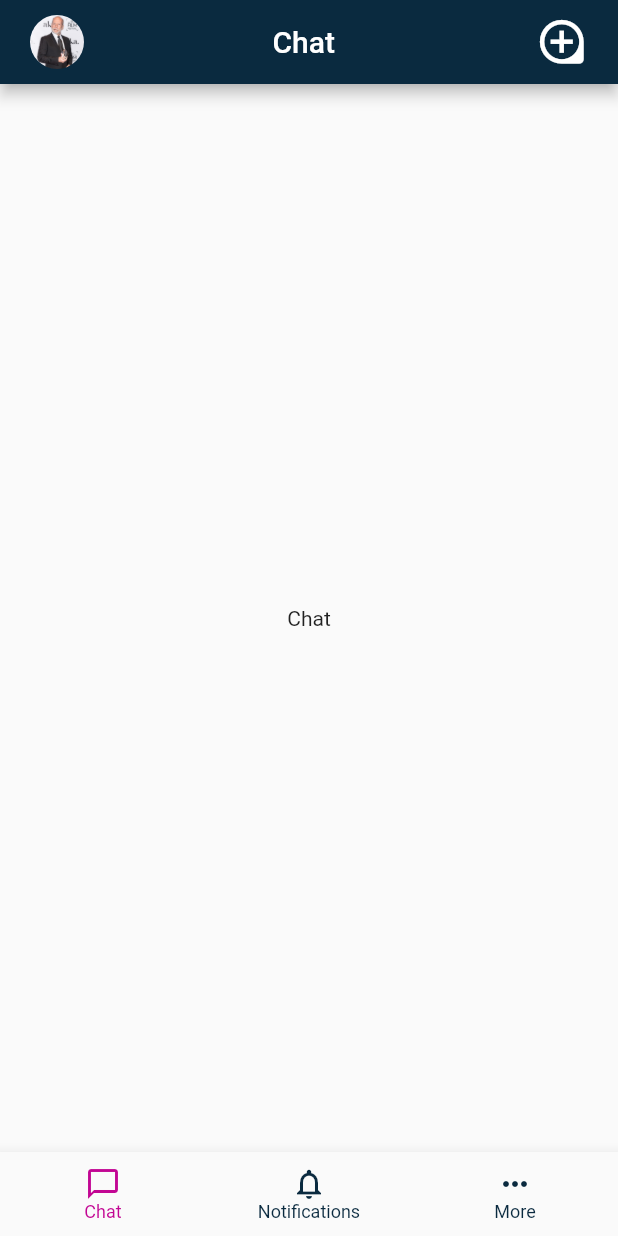
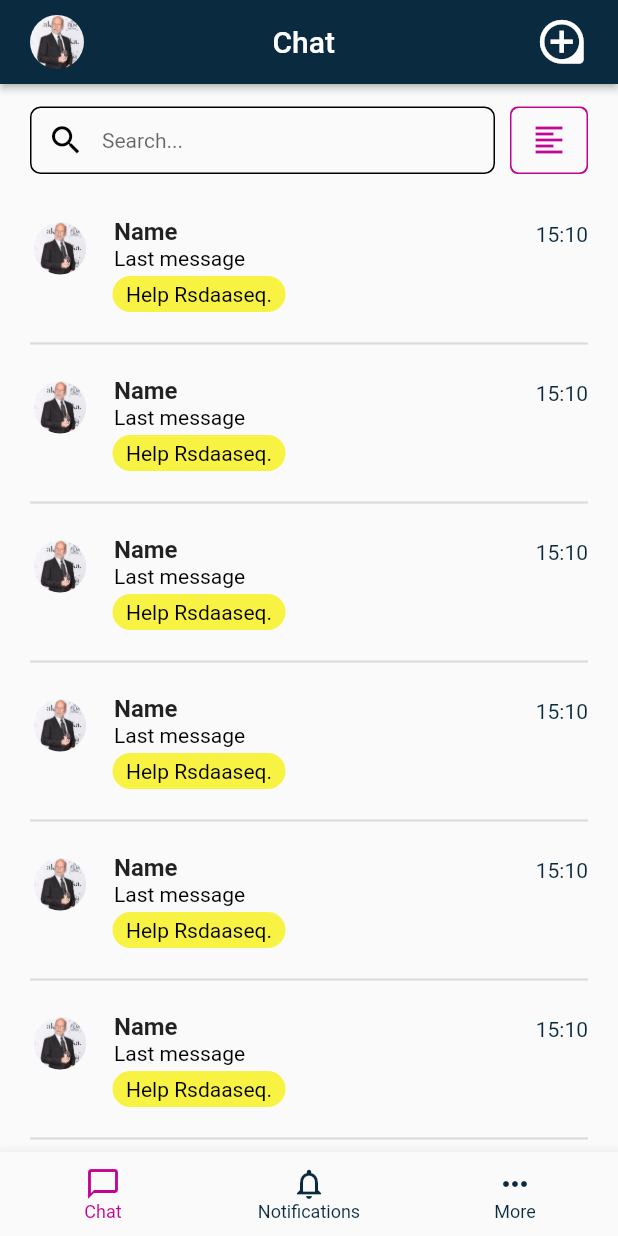
Before and after one commit to Viacheslav12345/chat_screen, a Flutter app: the screen it shows after launch, on a phone screen of 412 x 824 dp. Run offline on Flutter 3.47's test engine with Material 2 defaults, Android fonts, the phone set to English and light mode, and no system bars.

Commit message:
Added ChatListTile and Search widgets

```diff
--- /dev/null
+++ b/lib/appColors.dart
@@ -0,0 +1,23 @@
+import 'package:flutter/material.dart';
+
+abstract class AppColors {
+  static const primaryColor = MaterialColor(
+    0xFF0A2A3F,
+    <int, Color>{
+      50: Color.fromRGBO(10, 42, 63, 0),
+      100: Color.fromRGBO(10, 42, 63, 0),
+      200: Color.fromRGBO(10, 42, 63, 0),
+      300: Color.fromRGBO(10, 42, 63, 0),
+      400: Color.fromRGBO(10, 42, 63, 0),
+      500: Color.fromRGBO(10, 42, 63, 0),
+      600: Color.fromRGBO(10, 42, 63, 0),
+      700: Color.fromRGBO(10, 42, 63, 0),
+      800: Color.fromRGBO(10, 42, 63, 0),
+      900: Color.fromRGBO(10, 42, 63, 0),
+    },
+  );
+  static const roseColors = Color.fromARGB(255, 194, 6, 147);
+  static const roleColorOne = Color(0xFFe66877);
+  static const roleColorTwo = Color(0xFFf8f243);
+  static const roleColorThree = Color(0xFF5a5a5a);
+}
--- /dev/null
+++ b/lib/chat_list_widget.dart
@@ -0,0 +1,94 @@
+import 'package:chat_screen/appColors.dart';
+import 'package:flutter/material.dart';
+
+class ChatWidget extends StatelessWidget {
+  const ChatWidget({Key? key}) : super(key: key);
+
+  @override
+  Widget build(BuildContext context) {
+    return Expanded(
+      child: ListView.builder(
+          itemCount: 30,
+          itemBuilder: (BuildContext context, int index) {
+            return Padding(
+              padding: const EdgeInsets.symmetric(horizontal: 20),
+              child: Column(
+                children: [
+                  ListTile(
+                    contentPadding: const EdgeInsets.symmetric(vertical: 10),
+                    leading: Container(
+                      constraints:
+                          const BoxConstraints(minWidth: 40, maxWidth: 40),
+                      height: double.infinity,
+                      child: Align(
+                        alignment: Alignment.topCenter,
+                        child: Container(
+                          width: 35,
+                          height: 35,
+                          decoration: BoxDecoration(
+                            borderRadius: BorderRadius.circular(20),
+                            image: DecorationImage(
+                                image: Image.asset('assets/images/b_uil.jpg')
+                                    .image,
+                                alignment: Alignment.topCenter,
+                                fit: BoxFit.cover),
+                          ),
+                        ),
+                      ),
+                    ),
+                    title: const Text(
+                      'Name',
+                      style: TextStyle(fontWeight: FontWeight.bold),
+                    ),
+                    subtitle: Column(
+                      crossAxisAlignment: CrossAxisAlignment.start,
+                      children: [
+                        const Text(
+                          'Last message',
+                          style: TextStyle(
+                              fontWeight: FontWeight.w400, color: Colors.black),
+                        ),
+                        const SizedBox(height: 5),
+                        Container(
+                          height: 22,
+                          decoration: BoxDecoration(
+                            boxShadow: const [
+                              BoxShadow(
+                                color: AppColors.roleColorTwo,
+                                spreadRadius: 1,
+                              ),
+                            ],
+                            borderRadius: BorderRadius.circular(20),
+                          ),
+                          child: const Padding(
+                            padding: EdgeInsets.symmetric(
+                                horizontal: 8.0, vertical: 3),
+                            child: Text(
+                              'Help Rsdaaseq.',
+                              style: TextStyle(color: Colors.black),
+                            ),
+                          ),
+                        )
+                      ],
+                    ),
+                    trailing: const SizedBox(
+                      height: double.infinity,
+                      // constraints: BoxConstraints(),
+                      child: Text(
+                        '15:10',
+                        style: TextStyle(
+                            fontWeight: FontWeight.w400,
+                            color: AppColors.primaryColor),
+                      ),
+                    ),
+                  ),
+                  const Divider(
+                    thickness: 1.5,
+                  )
+                ],
+              ),
+            );
+          }),
+    );
+  }
+}
--- a/lib/main.dart
+++ b/lib/main.dart
@@ -1,3 +1,6 @@
+import 'package:chat_screen/appColors.dart';
+import 'package:chat_screen/chat_list_widget.dart';
+import 'package:chat_screen/search_settings_widget.dart';
 import 'package:flutter/material.dart';
 
 void main() {
@@ -11,23 +14,9 @@ class MyApp extends StatelessWidget {
     return MaterialApp(
       title: 'Chat',
       theme: ThemeData(
-        primarySwatch: const MaterialColor(
-          0xFF0A2A3F,
-          <int, Color>{
-            50: Color.fromRGBO(10, 42, 63, 0),
-            100: Color.fromRGBO(10, 42, 63, 0),
-            200: Color.fromRGBO(10, 42, 63, 0),
-            300: Color.fromRGBO(10, 42, 63, 0),
-            400: Color.fromRGBO(10, 42, 63, 0),
-            500: Color.fromRGBO(10, 42, 63, 0),
-            600: Color.fromRGBO(10, 42, 63, 0),
-            700: Color.fromRGBO(10, 42, 63, 0),
-            800: Color.fromRGBO(10, 42, 63, 0),
-            900: Color.fromRGBO(10, 42, 63, 0),
-          },
-        ),
+        primarySwatch: AppColors.primaryColor,
         bottomNavigationBarTheme: const BottomNavigationBarThemeData(
-          selectedItemColor: Color.fromARGB(255, 194, 6, 147),
+          selectedItemColor: AppColors.roseColors,
           unselectedItemColor: Color(0xFF0A2A3F),
           selectedLabelStyle: TextStyle(fontSize: 12),
           unselectedLabelStyle: TextStyle(fontSize: 12),
@@ -51,6 +40,7 @@ class _MyHomePageState extends State<MyHomePage> {
   Widget build(BuildContext context) {
     return Scaffold(
       appBar: AppBar(
+          elevation: 2,
           leading: Padding(
             padding: const EdgeInsets.only(left: 20, bottom: 10, top: 10),
             child: Container(
@@ -101,13 +91,10 @@ class _MyHomePageState extends State<MyHomePage> {
         ),
       ),
       body: Column(
-        mainAxisAlignment: MainAxisAlignment.center,
-        children: const <Widget>[
-          Center(
-            child: Text(
-              'Chat',
-            ),
-          ),
+        mainAxisAlignment: MainAxisAlignment.start,
+        children: const [
+          SearchAndSettingsWidget(),
+          ChatWidget(),
         ],
       ),
     );
--- /dev/null
+++ b/lib/search_settings_widget.dart
@@ -0,0 +1,76 @@
+import 'package:chat_screen/appColors.dart';
+import 'package:flutter/material.dart';
+
+class SearchAndSettingsWidget extends StatelessWidget {
+  const SearchAndSettingsWidget({Key? key}) : super(key: key);
+
+  @override
+  Widget build(BuildContext context) {
+    return Padding(
+      padding: const EdgeInsets.symmetric(horizontal: 20, vertical: 15),
+      child: SizedBox(
+        height: 45,
+        width: MediaQuery.of(context).size.width,
+        child: Row(
+          children: [
+            Expanded(
+              child: TextField(
+                decoration: InputDecoration(
+                  hintText: 'Search...',
+                  hintStyle: const TextStyle(fontSize: 14),
+                  contentPadding: const EdgeInsets.only(top: 10),
+                  enabledBorder: OutlineInputBorder(
+                    borderRadius: BorderRadius.circular(7),
+                    borderSide: const BorderSide(
+                      color: Colors.black,
+                      style: BorderStyle.solid,
+                    ),
+                  ),
+                  border: OutlineInputBorder(
+                    borderRadius: BorderRadius.circular(5),
+                    borderSide: const BorderSide(
+                      color: Colors.grey,
+                      width: 3.0,
+                      style: BorderStyle.solid,
+                    ),
+                  ),
+                  prefixIcon: const Icon(
+                    Icons.search,
+                    color: Colors.black,
+                    size: 25,
+                  ),
+                  // prefixIconConstraints:
+                  //     BoxConstraints.tight(const Size(45, 25)),
+                ),
+              ),
+            ),
+            const SizedBox(
+              width: 10,
+            ),
+            Padding(
+              padding: const EdgeInsets.all(1.0),
+              child: Stack(alignment: Alignment.center, children: [
+                Container(
+                    width: 50,
+                    decoration: BoxDecoration(
+                      color: Theme.of(context).scaffoldBackgroundColor,
+                      boxShadow: const [
+                        BoxShadow(
+                          color: AppColors.roseColors,
+                          spreadRadius: 1,
+                        ),
+                      ],
+                      borderRadius: BorderRadius.circular(5),
+                    )),
+                const Icon(
+                  Icons.format_align_left_sharp,
+                  color: AppColors.roseColors,
+                )
+              ]),
+            )
+          ],
+        ),
+      ),
+    );
+  }
+}
```
